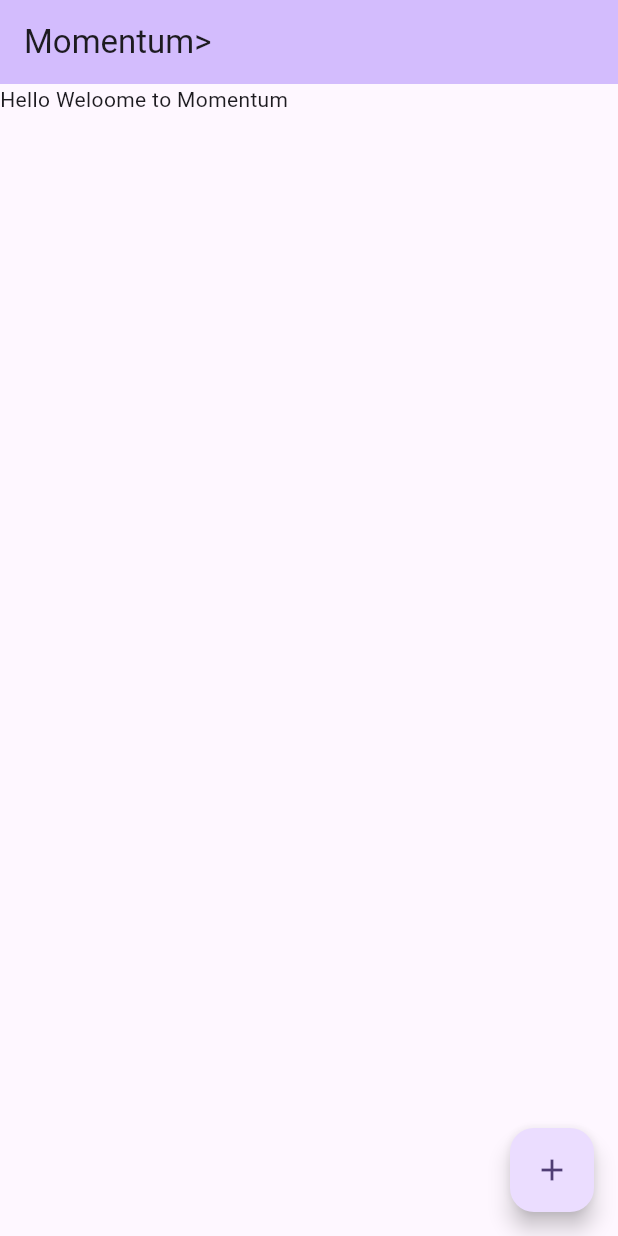
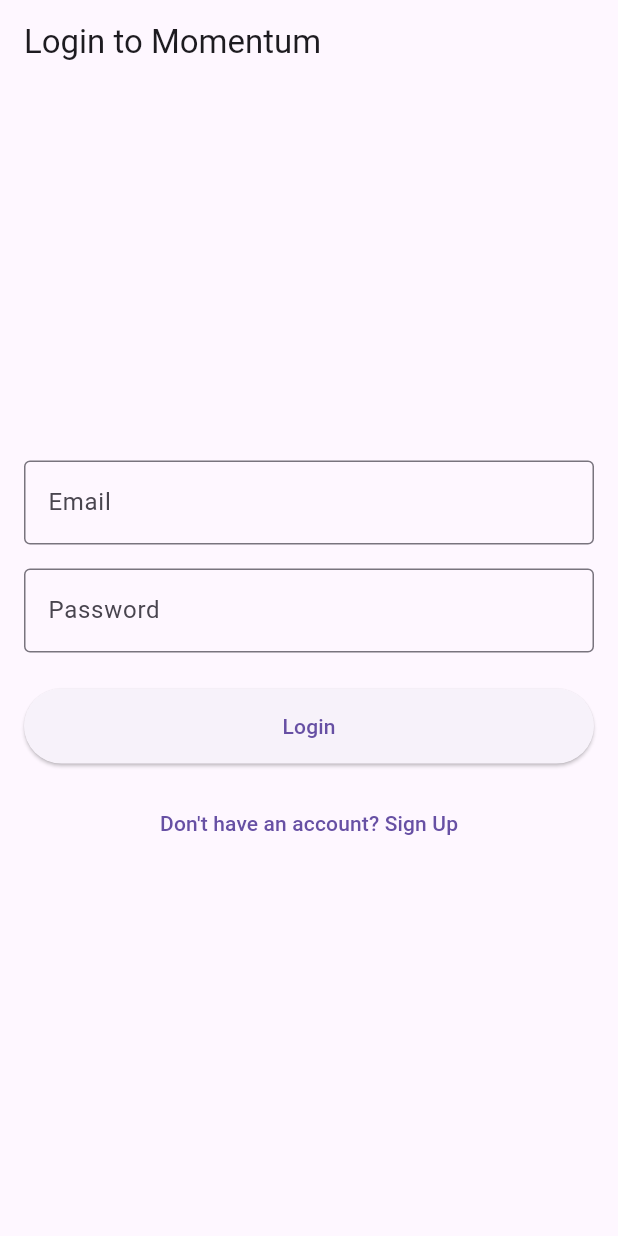
Before and after one commit to JoshuaNgugi/momentum, a Flutter app: the screen it shows after launch, on a phone screen of 412 x 824 dp. Run offline on Flutter 3.47's test engine with Material 3 defaults, Android fonts, the phone set to English and light mode, and no system bars; our stand-ins replace firebase_auth, firebase_core; accounts and stored records are empty.

Commit message:
set up user auth

```diff
--- /dev/null
+++ b/lib/auth_service.dart
@@ -0,0 +1,62 @@
+import 'package:firebase_auth/firebase_auth.dart';
+
+class AuthService {
+  final FirebaseAuth _firebaseAuth = FirebaseAuth.instance;
+
+  // listen to auth state changes
+  Stream<User?> get user {
+    return _firebaseAuth.authStateChanges();
+  }
+
+  Future<User?> signInWithEmailAndPassword(String email, String password) async {
+    try {
+      UserCredential result = await _firebaseAuth.signInWithEmailAndPassword(
+        email: email,
+        password: password,
+      );
+      return result.user;
+    } on FirebaseAuthException catch (e) {
+      // Handle specific Firebase Auth errors
+      if (e.code == 'user-not-found') {
+        throw Exception('No user found for that email.');
+      } else if (e.code == 'wrong-password') {
+        throw Exception('Wrong password provided for that user.');
+      } else if (e.code == 'invalid-email') {
+        throw Exception('The email address is not valid.');
+      }
+      throw Exception('Login failed: ${e.message}');
+    } catch (e) {
+      throw Exception('An unexpected error occurred: $e');
+    }
+  }
+
+  Future<User?> registerWithEmailAndPassword(String email, String password) async {
+    try {
+      UserCredential result = await _firebaseAuth.createUserWithEmailAndPassword(
+        email: email,
+        password: password,
+      );
+      return result.user;
+    } on FirebaseAuthException catch (e) {
+      // Handle specific Firebase Auth errors
+      if (e.code == 'weak-password') {
+        throw Exception('The password provided is too weak.');
+      } else if (e.code == 'email-already-in-use') {
+        throw Exception('An account already exists for that email.');
+      } else if (e.code == 'invalid-email') {
+        throw Exception('The email address is not valid.');
+      }
+      throw Exception('Registration failed: ${e.message}');
+    } catch (e) {
+      throw Exception('An unexpected error occurred: $e');
+    }
+  }
+
+  Future<void> signOut() async {
+    try {
+      await _firebaseAuth.signOut();
+    } catch (e) {
+      throw Exception('Error signing out: $e');
+    }
+  }
+}
--- /dev/null
+++ b/lib/login_screen.dart
@@ -0,0 +1,113 @@
+import 'package:flutter/material.dart';
+import 'package:momentum/auth_service.dart';
+import 'package:momentum/signup_screen.dart';
+
+class LoginScreen extends StatefulWidget {
+  const LoginScreen({super.key});
+
+  @override
+  State<LoginScreen> createState() => _LoginScreenState();
+}
+
+class _LoginScreenState extends State<LoginScreen> {
+  final TextEditingController _emailController = TextEditingController();
+  final TextEditingController _passwordController = TextEditingController();
+  final AuthService _authService = AuthService();
+  bool _isLoading = false;
+  String? _errorMessage;
+
+  Future<void> _login() async {
+    setState(() {
+      _isLoading = true;
+      _errorMessage = null;
+    });
+    try {
+      await _authService.signInWithEmailAndPassword(
+        _emailController.text.trim(),
+        _passwordController.text.trim(),
+      );
+      // If login is successful, the StreamBuilder in main.dart will navigate to HomeScreen
+      // No need for Navigator.pushReplacement here
+    } catch (e) {
+      setState(() {
+        _errorMessage = e.toString().replaceFirst('Exception: ', '');
+      });
+    } finally {
+      setState(() {
+        _isLoading = false;
+      });
+    }
+  }
+
+  @override
+  void dispose() {
+    _emailController.dispose();
+    _passwordController.dispose();
+    super.dispose();
+  }
+
+  @override
+  Widget build(BuildContext context) {
+    return Scaffold(
+      appBar: AppBar(title: const Text('Login to Momentum')),
+      body: Padding(
+        padding: const EdgeInsets.all(16.0),
+        child: Column(
+          mainAxisAlignment: MainAxisAlignment.center,
+          children: [
+            TextFormField(
+              controller: _emailController,
+              decoration: const InputDecoration(
+                labelText: 'Email',
+                border: OutlineInputBorder(),
+              ),
+              keyboardType: TextInputType.emailAddress,
+              validator: (value) {
+                if (value == null || value.isEmpty) {
+                  return 'Please input email';
+                }
+              },
+            ),
+            const SizedBox(height: 16.0),
+            TextField(
+              controller: _passwordController,
+              decoration: const InputDecoration(
+                labelText: 'Password',
+                border: OutlineInputBorder(),
+              ),
+              obscureText: true,
+            ),
+            if (_errorMessage != null)
+              Padding(
+                padding: const EdgeInsets.symmetric(vertical: 10.0),
+                child: Text(
+                  _errorMessage!,
+                  style: const TextStyle(color: Colors.red),
+                  textAlign: TextAlign.center,
+                ),
+              ),
+            const SizedBox(height: 24.0),
+            _isLoading
+                ? const CircularProgressIndicator()
+                : ElevatedButton(
+                    onPressed: _login,
+                    style: ElevatedButton.styleFrom(
+                      minimumSize: const Size(double.infinity, 50),
+                    ),
+                    child: const Text('Login'),
+                  ),
+            const SizedBox(height: 16.0),
+            TextButton(
+              onPressed: () {
+                Navigator.of(context).push(
+                  MaterialPageRoute(builder: (context) => const SignupScreen()),
+                );
+              },
+              child: const Text("Don't have an account? Sign Up"),
+            ),
+          ],
+        ),
+      ),
+    );
+  }
+}
--- a/lib/main.dart
+++ b/lib/main.dart
@@ -1,10 +1,21 @@
+import 'package:firebase_auth/firebase_auth.dart';
 import 'package:flutter/material.dart';
 import 'package:firebase_core/firebase_core.dart';
+import 'package:momentum/home_screen.dart';
+import 'package:momentum/login_screen.dart';
+import 'package:momentum/signup_screen.dart';
 import 'firebase_options.dart';
 
 void main() async {
   WidgetsFlutterBinding.ensureInitialized();
-  await Firebase.initializeApp(options: DefaultFirebaseOptions.currentPlatform);
+  try {
+    await Firebase.initializeApp(
+      options: DefaultFirebaseOptions.currentPlatform,
+    );
+    print('Successfully init firebase');
+  } catch (e) {
+    print('Error init Firebase: $e');
+  }
   runApp(const MyApp());
 }
 
@@ -17,84 +28,32 @@ class MyApp extends StatelessWidget {
     return MaterialApp(
       title: 'Momentum',
       theme: ThemeData(
-        // This is the theme of your application.
-        //
-        // TRY THIS: Try running your application with "flutter run". You'll see
-        // the application has a purple toolbar. Then, without quitting the app,
-        // try changing the seedColor in the colorScheme below to Colors.green
-        // and then invoke "hot reload" (save your changes or press the "hot
-        // reload" button in a Flutter-supported IDE, or press "r" if you used
-        // the command line to start the app).
-        //
-        // Notice that the counter didn't reset back to zero; the application
-        // state is not lost during the reload. To reset the state, use hot
-        // restart instead.
-        //
-        // This works for code too, not just values: Most code changes can be
-        // tested with just a hot reload.
-        colorScheme: ColorScheme.fromSeed(seedColor: Colors.deepPurple),
+        primarySwatch: Colors.blue,
+        visualDensity: VisualDensity.adaptivePlatformDensity,
       ),
-      home: const MyHomePage(title: 'Momentum>'),
+      // Use a StreamBuilder to listen to authentication state changes
+      home: StreamBuilder<User?>(
+        stream: FirebaseAuth.instance.authStateChanges(),
+        builder: (context, snapshot) {
+          if (snapshot.connectionState == ConnectionState.waiting) {
+            // Show a loading spinner while checking auth state
+            return const Scaffold(
+              body: Center(child: CircularProgressIndicator()),
+            );
+          }
+          if (snapshot.hasData) {
+            // User is signed in, go to HomeScreen
+            return const HomeScreen();
+          }
+          // User is not signed in, go to LoginScreen
+          return const LoginScreen();
+        },
+      ),
+      routes: {
+        '/login': (context) => const LoginScreen(),
+        '/home': (context) => const HomeScreen(),
+        '/signup': (context) => const SignupScreen(),
+      },
     );
   }
 }
-
-class MyHomePage extends StatefulWidget {
-  const MyHomePage({super.key, required this.title});
-
-  // This widget is the home page of your application. It is stateful, meaning
-  // that it has a State object (defined below) that contains fields that affect
-  // how it looks.
-
-  // This class is the configuration for the state. It holds the values (in this
-  // case the title) provided by the parent (in this case the App widget) and
-  // used by the build method of the State. Fields in a Widget subclass are
-  // always marked "final".
-
-  final String title;
-
-  @override
-  State<MyHomePage> createState() => _MyHomePageState();
-}
-
-class _MyHomePageState extends State<MyHomePage> {
-  int _counter = 0;
-
-  void _incrementCounter() {
-    setState(() {
-      // This call to setState tells the Flutter framework that something has
-      // changed in this State, which causes it to rerun the build method below
-      // so that the display can reflect the updated values. If we changed
-      // _counter without calling setState(), then the build method would not be
-      // called again, and so nothing would appear to happen.
-      _counter++;
-    });
-  }
-
-  @override
-  Widget build(BuildContext context) {
-    // This method is rerun every time setState is called, for instance as done
-    // by the _incrementCounter method above.
-    //
-    // The Flutter framework has been optimized to make rerunning build methods
-    // fast, so that you can just rebuild anything that needs updating rather
-    // than having to individually change instances of widgets.
-    return Scaffold(
-      appBar: AppBar(
-        // TRY THIS: Try changing the color here to a specific color (to
-        // Colors.amber, perhaps?) and trigger a hot reload to see the AppBar
-        // change color while the other colors stay the same.
-        backgroundColor: Theme.of(context).colorScheme.inversePrimary,
-        // Here we take the value from the MyHomePage object that was created by
-        // the App.build method, and use it to set our appbar title.
-        title: Text(widget.title),
-      ),
-      body: const Text('Hello Weloome to Momentum'),
-      floatingActionButton: FloatingActionButton(
-        onPressed: _incrementCounter,
-        tooltip: 'Increment',
-        child: const Icon(Icons.add),
-      ), // This trailing comma makes auto-formatting nicer for build methods.
-    );
-  }
-}
```
Also changed, not shown: lib/home_screen.dart (added, +41 -0 lines), lib/signup_screen.dart (added, +131 -0 lines).
